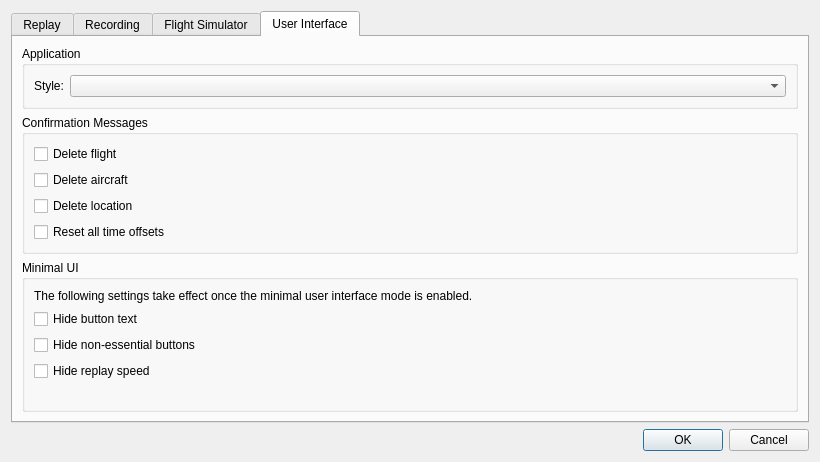
The window that src/UserInterface/src/Dialog/SettingsDialog.ui (till213/SkyDolly) describes before a commit, drawn with Qt 5.
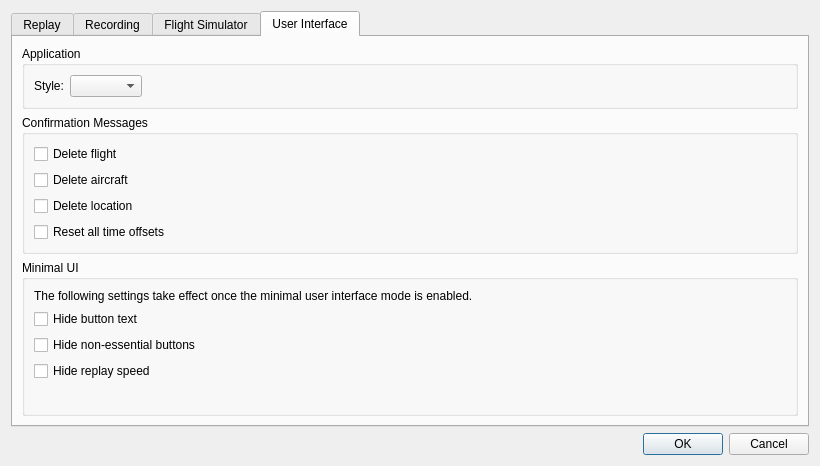
The same window after the commit.

Commit message: Show "known styles" names in settings

```diff
--- a/src/UserInterface/src/Dialog/SettingsDialog.ui
+++ b/src/UserInterface/src/Dialog/SettingsDialog.ui
@@ -7,7 +7,7 @@
     <x>0</x>
     <y>0</y>
     <width>820</width>
-    <height>462</height>
+    <height>466</height>
    </rect>
   </property>
   <property name="windowTitle">
@@ -275,6 +275,10 @@
          <property name="title">
           <string>Application</string>
          </property>
+         <layout class="QFormLayout" name="formLayout_9">
+          <item row="0" column="0">
+           <layout class="QHBoxLayout" name="horizontalLayout_2">
+            <item>
          <layout class="QFormLayout" name="formLayout_8">
           <item row="0" column="0">
            <widget class="QLabel" name="label_7">
@@ -285,6 +289,23 @@
           </item>
           <item row="0" column="1">
            <widget class="QComboBox" name="styleComboBox"/>
+              </item>
+             </layout>
+            </item>
+            <item>
+             <widget class="QLabel" name="styleInfoLabel">
+              <property name="minimumSize">
+               <size>
+                <width>400</width>
+                <height>0</height>
+               </size>
+              </property>
+              <property name="text">
+               <string/>
+              </property>
+             </widget>
+            </item>
+           </layout>
           </item>
          </layout>
         </widget>
```
Left out of the diff: 2 changed lines with no effect on the pictures. Lines whose indentation alone changed are shown as unchanged. The commit also changes 4 other files.
